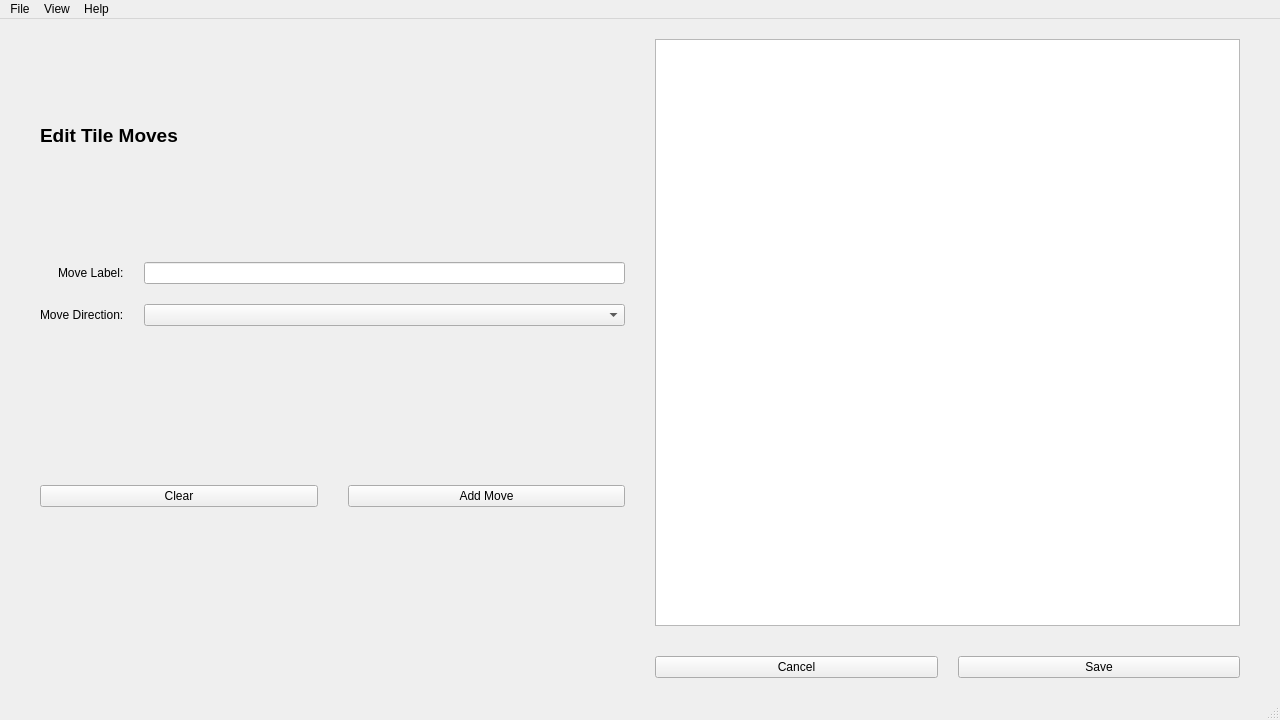
Above: UI_Layouts/editMovesForm.ui from 20dj-kws-sdd/tbrpggepp before the change. Below: the same form after it.
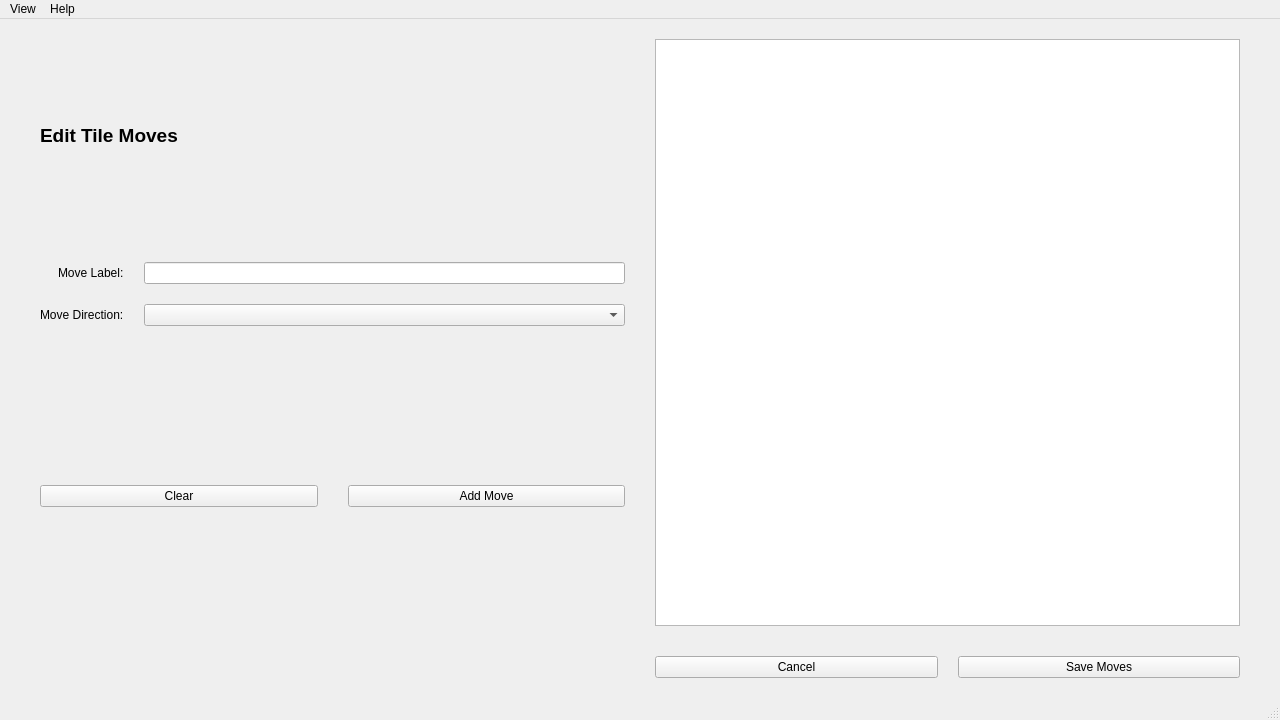
That is the form after the change.

Diff of the .ui file:
```diff
--- a/UI_Layouts/editMovesForm.ui
+++ b/UI_Layouts/editMovesForm.ui
@@ -121,7 +121,7 @@
         <item>
          <widget class="QPushButton" name="btnSave">
           <property name="text">
-           <string>Save</string>
+           <string>Save Moves</string>
           </property>
          </widget>
         </item>
@@ -140,14 +140,7 @@
      <height>30</height>
     </rect>
    </property>
-   <widget class="QMenu" name="menufile">
-    <property name="title">
-     <string>File</string>
-    </property>
-    <addaction name="actionOpen_FIle"/>
-    <addaction name="actionExit"/>
-   </widget>
-   <widget class="QMenu" name="menuedit">
+   <widget class="QMenu" name="menuView">
     <property name="title">
      <string>View</string>
     </property>
@@ -157,8 +150,7 @@
      <string>Help</string>
     </property>
    </widget>
-   <addaction name="menufile"/>
-   <addaction name="menuedit"/>
+   <addaction name="menuView"/>
    <addaction name="menuHelp"/>
   </widget>
   <widget class="QStatusBar" name="statusbar"/>
```
Left out of the diff: 12 changed lines with no effect on the pictures.
